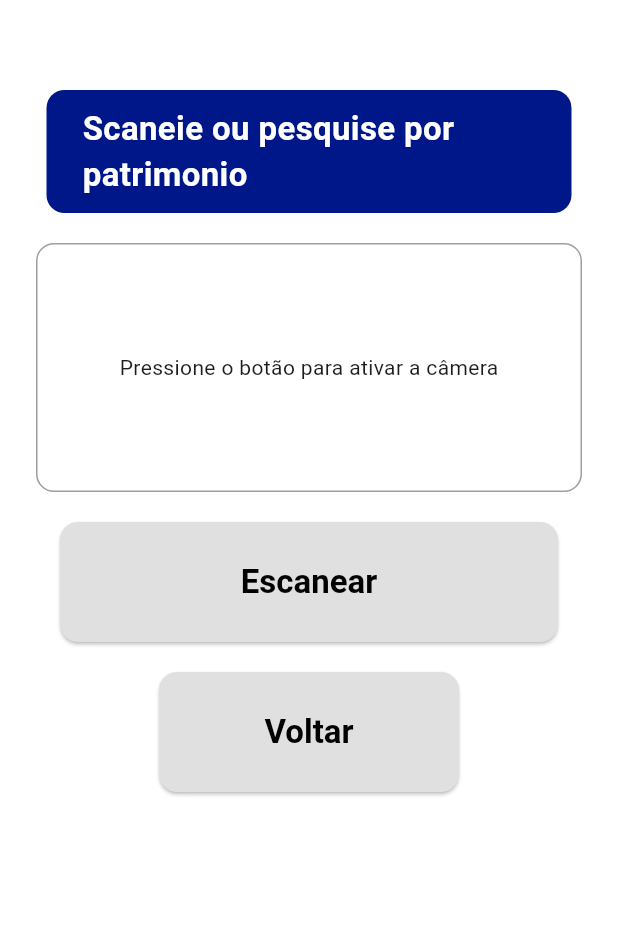
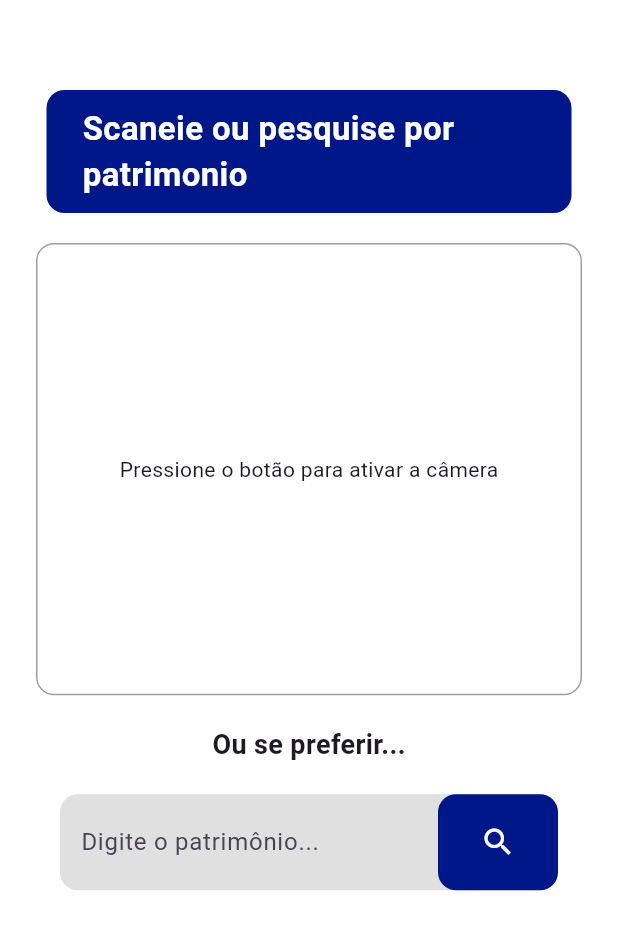
Before and after one commit to Pitucooh/PII_Extintor, a Flutter app: the TelaCadastro screen opened directly, after a tap on "Acessar", on a phone screen of 412 x 824 dp, the part 180-1130 px from its top. Run offline on Flutter 3.47's test engine with Material 3 defaults, Android fonts, the phone set to English and light mode, and no system bars; missing offline and left inert: qr_code_scanner.

Commit message:
correção e adição de tela para exibir qrcode
ah meu um monte de coisa

```diff
--- a/extintor_app/lib/tela_cadastro.dart
+++ b/extintor_app/lib/tela_cadastro.dart
@@ -23,13 +23,16 @@ class TelaCadastro extends StatelessWidget {
               ),
             ),
           ),
-          const SizedBox(height: 60),
-          Container(
+          const SizedBox(height: 20),
+
+          // Blue Box with "Login de usuário" Text
+          Padding(
+            padding: const EdgeInsets.symmetric(horizontal: 24.0),
+            child: Container(
               padding: const EdgeInsets.symmetric(vertical: 10, horizontal: 24),
-                width: 350,
               decoration: BoxDecoration(
                 color: const Color(0xFF001789),
-                  borderRadius: BorderRadius.circular(12)
+                borderRadius: BorderRadius.circular(12),
               ),
               child: const Center(
                 child: Text(
@@ -42,54 +45,95 @@ class TelaCadastro extends StatelessWidget {
                 ),
               ),
             ),
-          // Grey Box with Instruction Text
-          const Align(
-            alignment: Alignment.center,
-            child: Padding(padding: EdgeInsets.all(30.0),
-              child:Text(
-                'Digite seu CPF e número de registro para prosseguir', // O texto que você quer exibir
-                style: TextStyle(
-                  fontSize: 17, // Tamanho da fonte
-                  fontWeight: FontWeight.bold,
-                  color: Colors.black,
           ),
+          const SizedBox(height: 20),
+
+          // Grey Box with All Other Contents
+          Expanded(
+            child: Padding(
+              padding: const EdgeInsets.symmetric(horizontal: 24.0),
+              child: Container(
+                padding: const EdgeInsets.symmetric(vertical: 10, horizontal: 24),
+                decoration: BoxDecoration(
+                  color: Colors.grey[300],
+                  borderRadius: BorderRadius.circular(12),
+                ),
+                child: Column(
+                  children: [
+                    const SizedBox(height: 20),
+
+                    // Instruction Text
+                    Container(
+                      padding: const EdgeInsets.symmetric(vertical: 10, horizontal: 24),
+                      decoration: BoxDecoration(
+                        color: Colors.grey[300],
+                        borderRadius: BorderRadius.circular(12),
+                      ),
+                      child: const Padding(
+                        padding: EdgeInsets.all(16.0),
+                        child: Text(
+                          'Digite seu número de registro e CPF',
+                          style: TextStyle(fontSize: 24),
+                          textAlign: TextAlign.center,
                         ),
                       ),
                     ),
                     const SizedBox(height: 20),
 
-          // Grey Box with Text Fields
-          Padding(
-            padding: const EdgeInsets.symmetric(horizontal: 24.0),
-            child: Container(
+                    // Text Fields
+                    Container(
                       padding: const EdgeInsets.symmetric(vertical: 10, horizontal: 24),
                       decoration: BoxDecoration(
-                color: Colors.grey[400],
+                        color: Colors.grey[300],
+                        borderRadius: BorderRadius.circular(12),
                       ),
-              child: const Padding(
-                padding: EdgeInsets.all(16.0),
+                      child: Padding(
+                        padding: const EdgeInsets.all(16.0),
                         child: Column(
                           mainAxisAlignment: MainAxisAlignment.center,
                           children: [
+                            const Align(
+                              alignment: Alignment.centerLeft,
+                              child: Text(
+                                'Número de Registro:',
+                                style: TextStyle(fontSize: 18),
+                              ),
+                            ),
+                            const SizedBox(height: 10),
                             TextField(
                               decoration: InputDecoration(
-                        labelText: 'Número de Registro:',
-                        border: OutlineInputBorder(),
+                                border: const OutlineInputBorder(
+                                  borderRadius: BorderRadius.all(Radius.circular(12)),
+                                ),
+                                filled: true,
+                                fillColor: Colors.grey[500], // Darker grey color inside the text field
+                                contentPadding: const EdgeInsets.symmetric(vertical: 10, horizontal: 16), // Adjust height
                               ),
                             ),
-                    SizedBox(height: 20),
+                            const SizedBox(height: 20),
+                            const Align(
+                              alignment: Alignment.centerLeft,
+                              child: Text(
+                                'CPF:',
+                                style: TextStyle(fontSize: 18),
+                              ),
+                            ),
+                            const SizedBox(height: 10),
                             TextField(
                               decoration: InputDecoration(
-                        labelText: 'CPF:',
-                        border: OutlineInputBorder(),
+                                border: const OutlineInputBorder(
+                                  borderRadius: BorderRadius.all(Radius.circular(12)),
+                                ),
+                                filled: true,
+                                fillColor: Colors.grey[500], // Darker grey color inside the text field
+                                contentPadding: const EdgeInsets.symmetric(vertical: 10, horizontal: 16), // Adjust height
                               ),
                             ),
                           ],
                         ),
                       ),
                     ),
-          ),
-          const SizedBox(height: 100),
+                    const SizedBox(height: 20),
 
                     // Buttons
                     Padding(
@@ -121,7 +165,7 @@ class TelaCadastro extends StatelessWidget {
                               Navigator.pop(context);
                             },
                             style: ElevatedButton.styleFrom(
-                    backgroundColor: Colors.grey[300],
+                              backgroundColor: Colors.grey[400],
                               padding: const EdgeInsets.symmetric(vertical: 25),
                               textStyle: const TextStyle(fontSize: 22, fontWeight: FontWeight.bold),
                               shape: RoundedRectangleBorder(
@@ -134,7 +178,12 @@ class TelaCadastro extends StatelessWidget {
                         ],
                       ),
                     ),
-          const Spacer(),
+                  ],
+                ),
+              ),
+            ),
+          ),
+          const SizedBox(height: 20), // Add spacing between grey box and footer
           Container(
             height: 10,
             color: const Color(0xFF001789),
--- a/extintor_app/lib/tela_qrcode.dart
+++ b/extintor_app/lib/tela_qrcode.dart
@@ -1,10 +1,12 @@
 import 'package:flutter/material.dart';
 import 'package:qr_code_scanner/qr_code_scanner.dart';
+import 'exibeqr.dart'; // Import the exibeqr.dart file
 
 class TelaQRCode extends StatefulWidget {
   const TelaQRCode({super.key});
 
   @override
+  // ignore: library_private_types_in_public_api
   _TelaQRCodeState createState() => _TelaQRCodeState();
 }
 
@@ -29,9 +31,21 @@ class _TelaQRCodeState extends State<TelaQRCode> {
     controller.scannedDataStream.listen((scanData) {
       setState(() {
         qrText = scanData.code;
-        // Handle the scanned QR code data
+        // Navigate to exibeqr.dart with the scanned QR code data
+        Navigator.push(
+          context,
+          MaterialPageRoute(builder: (context) => ExibeQR(data: qrText)),
+        );
       });
     });
+  }
+
+  void _searchPatrimonio(String patrimonio) {
+    // Navigate to exibeqr.dart with the searched patrimonio
+    Navigator.push(
+      context,
+      MaterialPageRoute(builder: (context) => ExibeQR(data: patrimonio)),
+    );
   }
 
   @override
@@ -78,6 +92,7 @@ class _TelaQRCodeState extends State<TelaQRCode> {
 
           // QR Code Scanner
           Expanded(
+            flex: 3, // Increase the flex value to make it taller
             child: Padding(
               padding: const EdgeInsets.symmetric(horizontal: 24.0),
               child: Container(
@@ -97,44 +112,56 @@ class _TelaQRCodeState extends State<TelaQRCode> {
           ),
           const SizedBox(height: 20),
 
-          // Buttons
+          // "Ou se preferir..." and Search Box
           Padding(
             padding: const EdgeInsets.symmetric(horizontal: 40.0),
             child: Column(
-              mainAxisAlignment: MainAxisAlignment.center,
               children: [
-                ElevatedButton(
-                  onPressed: () {
-                    setState(() {
-                      isCameraActive = !isCameraActive;
-                    });
-                  },
-                  style: ElevatedButton.styleFrom(
-                    backgroundColor: Colors.grey[300],
-                    padding: const EdgeInsets.symmetric(vertical: 25),
-                    textStyle: const TextStyle(fontSize: 22, fontWeight: FontWeight.bold),
-                    shape: RoundedRectangleBorder(
-                      borderRadius: BorderRadius.circular(12), // Rounded corners
+                const Text(
+                  'Ou se preferir...',
+                  style: TextStyle(
+                    fontSize: 18,
+                    fontWeight: FontWeight.bold,
                   ),
-                    minimumSize: const Size(double.infinity, 80), // Increased button size
-                  ),
-                  child: const Text('Escanear', style: TextStyle(color: Colors.black)),
                 ),
                 const SizedBox(height: 20),
-                ElevatedButton(
+                Stack(
+                  children: [
+                    TextField(
+                      decoration: InputDecoration(
+                        hintText: 'Digite o patrimônio...',
+                        hintStyle: const TextStyle(), // Add padding to hint text
+                        filled: true,
+                        fillColor: Colors.grey[300],
+                        contentPadding: const EdgeInsets.symmetric(vertical: 20, horizontal: 10), // Increase the height and add padding
+                        border: OutlineInputBorder(
+                          borderRadius: BorderRadius.circular(12),
+                          borderSide: BorderSide.none,
+                        ),
+                      ),
+                      onSubmitted: _searchPatrimonio, // Handle search on submit
+                    ),
+                    Positioned(
+                      right: 0,
+                      top: 0,
+                      bottom: 0,
+                      child: Container(
+                        height: 60,
+                        width: 80,
+                        decoration: BoxDecoration(
+                          color: const Color(0xFF001789), // Blue color for the button
+                          borderRadius: BorderRadius.circular(12),
+                        ),
+                        child: IconButton(
+                          icon: const Icon(Icons.search, color: Colors.white),
                           onPressed: () {
-                    Navigator.pop(context);
+                            // Ação do botão de pesquisa
+                            _searchPatrimonio(qrText);
                           },
-                  style: ElevatedButton.styleFrom(
-                    backgroundColor: Colors.grey[300],
-                    padding: const EdgeInsets.symmetric(vertical: 25),
-                    textStyle: const TextStyle(fontSize: 22, fontWeight: FontWeight.bold),
-                    shape: RoundedRectangleBorder(
-                      borderRadius: BorderRadius.circular(12), // Rounded corners
                         ),
-                    minimumSize: const Size(200, 80), // Smaller button width
                       ),
-                  child: const Text('Voltar', style: TextStyle(color: Colors.black)),
+                    ),
+                  ],
                 ),
               ],
             ),
--- a/qr2/lib/main.dart
+++ b/qr2/lib/main.dart
@@ -1,3 +1,5 @@
+// ignore_for_file: avoid_print
+
 import 'package:flutter/material.dart';
 import 'package:qr_code_scanner/qr_code_scanner.dart';
 import 'package:http/http.dart' as http;
@@ -155,6 +157,7 @@ class ApiResponseScreen extends StatefulWidget {
   const ApiResponseScreen(this.apiResponse, {super.key});
 
   @override
+  // ignore: library_private_types_in_public_api
   _ApiResponseScreenState createState() => _ApiResponseScreenState();
 }
 
```
Also changed, not shown: extintor_app/lib/exibeqr.dart (added, +171 -0 lines), extintor_app/lib/main.dart (+19 -11 lines), extintor_app/lib/patrimoniodados.dart (added, +48 -0 lines). Lines whose indentation alone changed are shown as unchanged.
